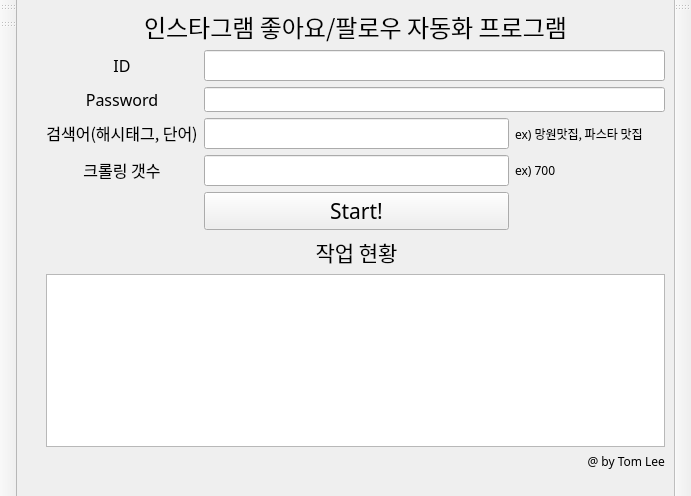
The window that InstagramCrawller_deleux/driver/main_window_deluxe.ui (TomLee9903/TomLee9903) describes before a commit, drawn with Qt 5.
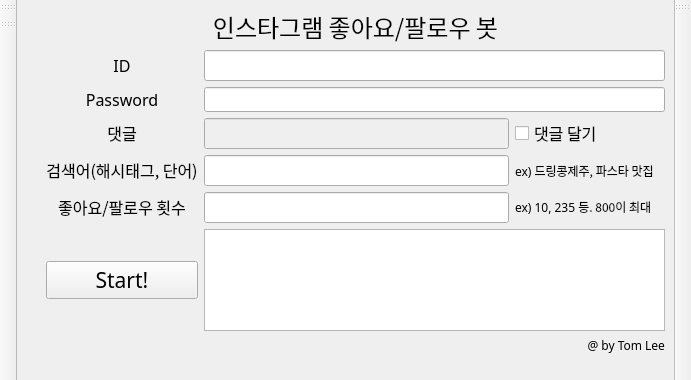
The same window after the commit. Icons and pictures are not drawn.

Commit message: [InstaCrawller] InstagramCrawller Standard/Deluxe version 수정본 업로드

Patch:
```diff
--- a/InstagramCrawller_deleux/driver/main_window_deluxe.ui
+++ b/InstagramCrawller_deleux/driver/main_window_deluxe.ui
@@ -7,7 +7,7 @@
     <x>0</x>
     <y>0</y>
     <width>691</width>
-    <height>496</height>
+    <height>380</height>
    </rect>
   </property>
   <property name="font">
@@ -17,7 +17,7 @@
    </font>
   </property>
   <property name="windowTitle">
-   <string>Instagram Automative Tool</string>
+   <string>Instagram AI Bot</string>
   </property>
   <property name="windowIcon">
    <iconset>
@@ -56,8 +56,8 @@
       </item>
       <item row="0" column="1">
        <layout class="QGridLayout" name="gridLayout">
-        <item row="2" column="0">
-         <widget class="QLabel" name="pw_label">
+        <item row="1" column="0">
+         <widget class="QLabel" name="id_label">
           <property name="font">
            <font>
             <family>휴먼옛체</family>
@@ -67,27 +67,24 @@
            </font>
           </property>
           <property name="text">
-           <string>&lt;html&gt;&lt;head/&gt;&lt;body&gt;&lt;p align=&quot;center&quot;&gt;Password&lt;/p&gt;&lt;/body&gt;&lt;/html&gt;</string>
+           <string>&lt;html&gt;&lt;head/&gt;&lt;body&gt;&lt;p align=&quot;center&quot;&gt;ID&lt;/p&gt;&lt;/body&gt;&lt;/html&gt;</string>
           </property>
          </widget>
         </item>
-        <item row="4" column="0">
-         <widget class="QLabel" name="cycle_label">
+        <item row="3" column="0">
+         <widget class="QLabel" name="label_6">
           <property name="font">
            <font>
             <family>휴먼옛체</family>
-            <pointsize>12</pointsize>
-            <weight>50</weight>
-            <bold>false</bold>
            </font>
           </property>
           <property name="text">
-           <string>&lt;html&gt;&lt;head/&gt;&lt;body&gt;&lt;p align=&quot;center&quot;&gt;크롤링 갯수&lt;/p&gt;&lt;/body&gt;&lt;/html&gt;</string>
+           <string>&lt;html&gt;&lt;head/&gt;&lt;body&gt;&lt;p align=&quot;center&quot;&gt;댓글&lt;/p&gt;&lt;/body&gt;&lt;/html&gt;</string>
           </property>
          </widget>
         </item>
-        <item row="9" column="0" colspan="4">
-         <widget class="QTextBrowser" name="textBrowser">
+        <item row="5" column="1" colspan="2">
+         <widget class="QLineEdit" name="input_cnt">
           <property name="font">
            <font>
             <family>휴먼옛체</family>
@@ -96,20 +93,11 @@
             <bold>false</bold>
            </font>
           </property>
-         </widget>
-        </item>
-        <item row="3" column="3">
-         <widget class="QLabel" name="label">
-          <property name="font">
-           <font>
-            <family>휴먼옛체</family>
-            <pointsize>9</pointsize>
-            <weight>50</weight>
-            <bold>false</bold>
-           </font>
+          <property name="focusPolicy">
+           <enum>Qt::StrongFocus</enum>
           </property>
-          <property name="text">
-           <string>ex) 망원맛집, 파스타 맛집</string>
+          <property name="echoMode">
+           <enum>QLineEdit::Normal</enum>
           </property>
          </widget>
         </item>
@@ -128,6 +116,87 @@
           </property>
          </widget>
         </item>
+        <item row="5" column="0">
+         <widget class="QLabel" name="cycle_label">
+          <property name="font">
+           <font>
+            <family>휴먼옛체</family>
+            <pointsize>12</pointsize>
+            <weight>50</weight>
+            <bold>false</bold>
+           </font>
+          </property>
+          <property name="text">
+           <string>&lt;html&gt;&lt;head/&gt;&lt;body&gt;&lt;p align=&quot;center&quot;&gt;좋아요/팔로우 횟수&lt;/p&gt;&lt;/body&gt;&lt;/html&gt;</string>
+          </property>
+         </widget>
+        </item>
+        <item row="4" column="3">
+         <widget class="QLabel" name="label">
+          <property name="font">
+           <font>
+            <family>휴먼옛체</family>
+            <pointsize>9</pointsize>
+            <weight>50</weight>
+            <bold>false</bold>
+           </font>
+          </property>
+          <property name="text">
+           <string>ex) 드링콩제주, 파스타 맛집</string>
+          </property>
+         </widget>
+        </item>
+        <item row="2" column="1" colspan="3">
+         <widget class="QLineEdit" name="input_pw">
+          <property name="font">
+           <font>
+            <family>휴먼옛체</family>
+            <pointsize>9</pointsize>
+            <weight>50</weight>
+            <bold>false</bold>
+           </font>
+          </property>
+          <property name="focusPolicy">
+           <enum>Qt::StrongFocus</enum>
+          </property>
+          <property name="echoMode">
+           <enum>QLineEdit::Password</enum>
+          </property>
+         </widget>
+        </item>
+        <item row="4" column="1" colspan="2">
+         <widget class="QLineEdit" name="input_search">
+          <property name="font">
+           <font>
+            <family>휴먼옛체</family>
+            <pointsize>12</pointsize>
+            <weight>50</weight>
+            <bold>false</bold>
+           </font>
+          </property>
+          <property name="focusPolicy">
+           <enum>Qt::StrongFocus</enum>
+          </property>
+          <property name="echoMode">
+           <enum>QLineEdit::Normal</enum>
+          </property>
+         </widget>
+        </item>
+        <item row="2" column="0">
+         <widget class="QLabel" name="pw_label">
+          <property name="font">
+           <font>
+            <family>휴먼옛체</family>
+            <pointsize>12</pointsize>
+            <weight>50</weight>
+            <bold>false</bold>
+           </font>
+          </property>
+          <property name="text">
+           <string>&lt;html&gt;&lt;head/&gt;&lt;body&gt;&lt;p align=&quot;center&quot;&gt;Password&lt;/p&gt;&lt;/body&gt;&lt;/html&gt;</string>
+          </property>
+         </widget>
+        </item>
         <item row="1" column="1" colspan="3">
          <widget class="QLineEdit" name="input_id">
           <property name="font">
@@ -140,25 +209,7 @@
           </property>
          </widget>
         </item>
-        <item row="3" column="1" colspan="2">
-         <widget class="QLineEdit" name="input_search">
-          <property name="font">
-           <font>
-            <family>휴먼옛체</family>
-            <pointsize>12</pointsize>
-            <weight>50</weight>
-            <bold>false</bold>
-           </font>
-          </property>
-          <property name="focusPolicy">
-           <enum>Qt::StrongFocus</enum>
-          </property>
-          <property name="echoMode">
-           <enum>QLineEdit::Normal</enum>
-          </property>
-         </widget>
-        </item>
-        <item row="4" column="3">
+        <item row="5" column="3">
          <widget class="QLabel" name="label_3">
           <property name="font">
            <font>
@@ -169,55 +220,7 @@
            </font>
           </property>
           <property name="text">
-           <string>&lt;html&gt;&lt;head/&gt;&lt;body&gt;&lt;p&gt;ex) 700&lt;/p&gt;&lt;/body&gt;&lt;/html&gt;</string>
-          </property>
-         </widget>
-        </item>
-        <item row="3" column="0">
-         <widget class="QLabel" name="search_label">
-          <property name="font">
-           <font>
-            <family>휴먼옛체</family>
-            <pointsize>12</pointsize>
-            <weight>50</weight>
-            <bold>false</bold>
-           </font>
-          </property>
-          <property name="text">
-           <string>&lt;html&gt;&lt;head/&gt;&lt;body&gt;&lt;p align=&quot;center&quot;&gt;검색어(해시태그, 단어)&lt;/p&gt;&lt;/body&gt;&lt;/html&gt;</string>
-          </property>
-         </widget>
-        </item>
-        <item row="4" column="1" colspan="2">
-         <widget class="QLineEdit" name="input_cnt">
-          <property name="font">
-           <font>
-            <family>휴먼옛체</family>
-            <pointsize>12</pointsize>
-            <weight>50</weight>
-            <bold>false</bold>
-           </font>
-          </property>
-          <property name="focusPolicy">
-           <enum>Qt::StrongFocus</enum>
-          </property>
-          <property name="echoMode">
-           <enum>QLineEdit::Normal</enum>
-          </property>
-         </widget>
-        </item>
-        <item row="1" column="0">
-         <widget class="QLabel" name="id_label">
-          <property name="font">
-           <font>
-            <family>휴먼옛체</family>
-            <pointsize>12</pointsize>
-            <weight>50</weight>
-            <bold>false</bold>
-           </font>
-          </property>
-          <property name="text">
-           <string>&lt;html&gt;&lt;head/&gt;&lt;body&gt;&lt;p align=&quot;center&quot;&gt;ID&lt;/p&gt;&lt;/body&gt;&lt;/html&gt;</string>
+           <string>&lt;html&gt;&lt;head/&gt;&lt;body&gt;&lt;p&gt;ex) 10, 235 등. 800이 최대&lt;/p&gt;&lt;/body&gt;&lt;/html&gt;</string>
           </property>
          </widget>
         </item>
@@ -232,44 +235,26 @@
            </font>
           </property>
           <property name="text">
-           <string>&lt;html&gt;&lt;head/&gt;&lt;body&gt;&lt;p align=&quot;center&quot;&gt;인스타그램 좋아요/팔로우 자동화 프로그램&lt;/p&gt;&lt;/body&gt;&lt;/html&gt;</string>
+           <string>&lt;html&gt;&lt;head/&gt;&lt;body&gt;&lt;p align=&quot;center&quot;&gt;인스타그램 좋아요/팔로우 봇&lt;/p&gt;&lt;/body&gt;&lt;/html&gt;</string>
           </property>
          </widget>
         </item>
-        <item row="7" column="1" colspan="2">
-         <widget class="QLabel" name="label_4">
+        <item row="4" column="0">
+         <widget class="QLabel" name="search_label">
           <property name="font">
            <font>
             <family>휴먼옛체</family>
-            <pointsize>16</pointsize>
+            <pointsize>12</pointsize>
             <weight>50</weight>
             <bold>false</bold>
            </font>
           </property>
           <property name="text">
-           <string>&lt;html&gt;&lt;head/&gt;&lt;body&gt;&lt;p align=&quot;center&quot;&gt;작업 현황&lt;/p&gt;&lt;/body&gt;&lt;/html&gt;</string>
+           <string>&lt;html&gt;&lt;head/&gt;&lt;body&gt;&lt;p align=&quot;center&quot;&gt;검색어(해시태그, 단어)&lt;/p&gt;&lt;/body&gt;&lt;/html&gt;</string>
           </property>
          </widget>
         </item>
-        <item row="2" column="1" colspan="3">
-         <widget class="QLineEdit" name="input_pw">
-          <property name="font">
-           <font>
-            <family>휴먼옛체</family>
-            <pointsize>9</pointsize>
-            <weight>50</weight>
-            <bold>false</bold>
-           </font>
-          </property>
-          <property name="focusPolicy">
-           <enum>Qt::StrongFocus</enum>
-          </property>
-          <property name="echoMode">
-           <enum>QLineEdit::Password</enum>
-          </property>
-         </widget>
-        </item>
-        <item row="6" column="1" colspan="2">
+        <item row="6" column="0">
          <widget class="QPushButton" name="start_btn">
           <property name="font">
            <font>
@@ -284,6 +269,40 @@
           </property>
          </widget>
         </item>
+        <item row="6" column="1" colspan="3">
+         <widget class="QTextBrowser" name="textBrowser">
+          <property name="font">
+           <font>
+            <family>휴먼옛체</family>
+            <pointsize>12</pointsize>
+            <weight>50</weight>
+            <bold>false</bold>
+           </font>
+          </property>
+         </widget>
+        </item>
+        <item row="3" column="1" colspan="2">
+         <widget class="QLineEdit" name="input_comment">
+          <property name="enabled">
+           <bool>false</bool>
+          </property>
+          <property name="readOnly">
+           <bool>false</bool>
+          </property>
+         </widget>
+        </item>
+        <item row="3" column="3">
+         <widget class="QCheckBox" name="comment_check">
+          <property name="font">
+           <font>
+            <family>휴먼옛체</family>
+           </font>
+          </property>
+          <property name="text">
+           <string>댓글 달기</string>
+          </property>
+         </widget>
+        </item>
        </layout>
       </item>
      </layout>
```
Left out of the diff: 1 changed line with no effect on the pictures. The commit also changes 3 other files.
